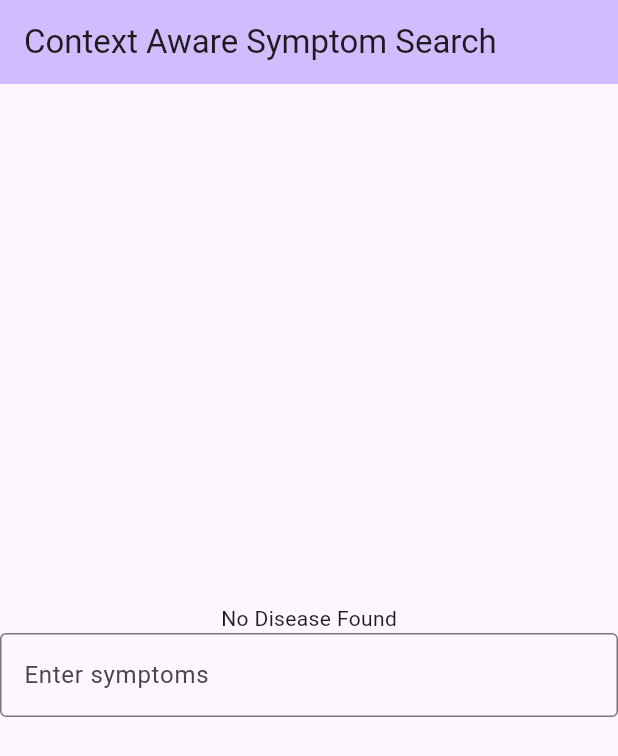
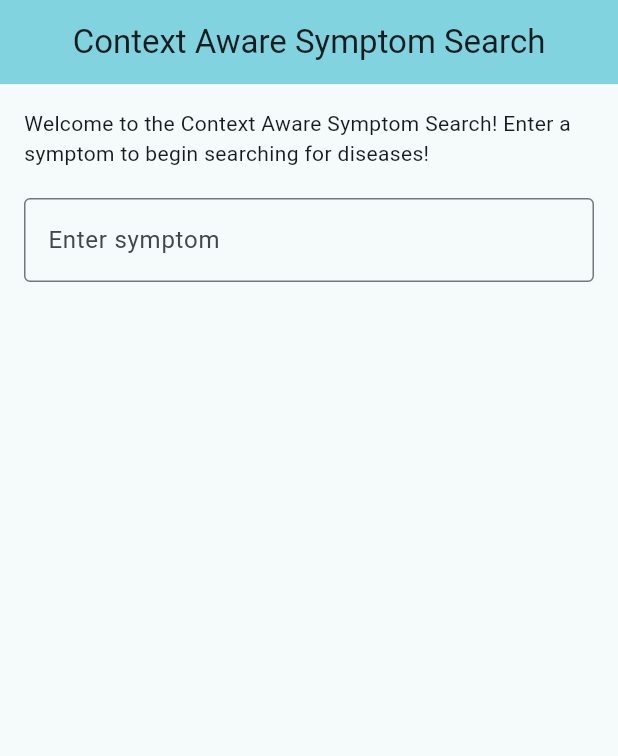
Before and after one commit to auriyoyo/cs-125-Context-Aware-Symptom-Search, a Flutter app: the screen it shows after launch, on a phone screen of 412 x 824 dp. Shown: the top 756 px of the screen. Run offline on Flutter 3.47's test engine with Material 3 defaults, Android fonts, the phone set to English and light mode, and no system bars.

Commit message:
updated how inputs are entered

```diff
--- a/services/flutter_app/lib/main.dart
+++ b/services/flutter_app/lib/main.dart
@@ -15,21 +15,7 @@ class MyApp extends StatelessWidget {
     return MaterialApp(
       title: 'Context Aware Symptom Search',
       theme: ThemeData(
-        // This is the theme of your application.
-        //
-        // TRY THIS: Try running your application with "flutter run". You'll see
-        // the application has a purple toolbar. Then, without quitting the app,
-        // try changing the seedColor in the colorScheme below to Colors.green
-        // and then invoke "hot reload" (save your changes or press the "hot
-        // reload" button in a Flutter-supported IDE, or press "r" if you used
-        // the command line to start the app).
-        // Notice that the counter didn't reset back to zero; the application
-        // state is not lost during the reload. To reset the state, use hot
-        // restart instead.
-        //
-        // This works for code too, not just values: Most code changes can be
-        // tested with just a hot reload.
-        colorScheme: .fromSeed(seedColor: Colors.deepPurple),
+        colorScheme: .fromSeed(seedColor: const Color.fromARGB(255, 58, 169, 183)),
       ),
       home: const MyHomePage(title: 'Context Aware Symptom Search'),
     );
@@ -38,16 +24,6 @@ class MyApp extends StatelessWidget {
 
 class MyHomePage extends StatefulWidget {
   const MyHomePage({super.key, required this.title});
-
-  // This widget is the home page of your application. It is stateful, meaning
-  // that it has a State object (defined below) that contains fields that affect
-  // how it looks.
-
-  // This class is the configuration for the state. It holds the values (in this
-  // case the title) provided by the parent (in this case the App widget) and
-  // used by the build method of the State. Fields in a Widget subclass are
-  // always marked "final".
-
   final String title;
 
   @override
@@ -55,28 +31,20 @@ class MyHomePage extends StatefulWidget {
 }
 
 class _MyHomePageState extends State<MyHomePage> {
-  //int _counter = 0;
-  String _disease = "No Disease Found";
+  String _disease = "Welcome to the Context Aware Symptom Search! Enter a symptom to begin searching for diseases!";
+  final List<TextEditingController> _controllers = [];
+  final List<bool> _isEditable = [];
 
-  /*void _incrementCounter() {
-    setState(() {
-      // This call to setState tells the Flutter framework that something has
-      // changed in this State, which causes it to rerun the build method below
-      // so that the display can reflect the updated values. If we changed
-      // _counter without calling setState(), then the build method would not be
-      // called again, and so nothing would appear to happen.
-      _counter++;
-    });
-  }*/
-
+  //Search
   Future<void> fetchDisease(String query) async {
-    final structure = "http://localhost:8080/search?symptoms=";
+    final structure = "http://localhost:8080/search?user=thomas&symptoms=";
     final url = Uri.parse(structure + query);
     final response = await http.get(url);
 
     setState(() {
       if (response.statusCode == 200) {
         final data = jsonDecode(response.body);
+
         _disease = data.toString();
       } else {
         _disease = 'Request failed with status: ${response.statusCode}';
@@ -85,66 +53,89 @@ class _MyHomePageState extends State<MyHomePage> {
   }
 
   @override
+  void initState() {
+    super.initState();
+    _addNewField(); // Start with one field
+  }
+
+  void _addNewField() {
+    _controllers.add(TextEditingController());
+    _isEditable.add(true);
+  }
+
+  void _query() {
+    String query = _controllers
+      .map((c) => c.text.trim())
+      .where((text) => text.isNotEmpty)
+      .join(',');
+    fetchDisease(query);
+  }
+
+  @override
+  void dispose() {
+    for (var controller in _controllers) {
+      controller.dispose();
+    }
+    super.dispose();
+  }
+
+  @override
   Widget build(BuildContext context) {
-    // This method is rerun every time setState is called, for instance as done
-    // by the _incrementCounter method above.
-    //
-    // The Flutter framework has been optimized to make rerunning build methods
-    // fast, so that you can just rebuild anything that needs updating rather
-    // than having to individually change instances of widgets.
+    // This method is rerun every time setState is called
     return Scaffold(
       appBar: AppBar(
-        // TRY THIS: Try changing the color here to a specific color (to
-        // Colors.amber, perhaps?) and trigger a hot reload to see the AppBar
-        // change color while the other colors stay the same.
         backgroundColor: Theme.of(context).colorScheme.inversePrimary,
-        // Here we take the value from the MyHomePage object that was created by
-        // the App.build method, and use it to set our appbar title.
         title: Text(widget.title),
+        centerTitle: true,
       ),
-      body: Center(
-        // Center is a layout widget. It takes a single child and positions it
-        // in the middle of the parent.
-        child: Column(
-          // Column is also a layout widget. It takes a list of children and
-          // arranges them vertically. By default, it sizes itself to fit its
-          // children horizontally, and tries to be as tall as its parent.
-          //
-          // Column has various properties to control how it sizes itself and
-          // how it positions its children. Here we use mainAxisAlignment to
-          // center the children vertically; the main axis here is the vertical
-          // axis because Columns are vertical (the cross axis would be
-          // horizontal).
-          //
-          // TRY THIS: Invoke "debug painting" (choose the "Toggle Debug Paint"
-          // action in the IDE, or press "p" in the console), to see the
-          // wireframe for each widget.
-          mainAxisAlignment: .center,
+      body: ListView(
+        padding: const EdgeInsets.all(16),
         children: [
-            /*const Text('You have pushed the button this many times:'),
-            Text(
-              '$_counter',
-              style: Theme.of(context).textTheme.headlineMedium,
-            ),*/
           Text(_disease),
-            TextField(
-              onSubmitted: (String value) {
-                String query = value.trim().replaceAll(',', ' ').replaceAll(RegExp(r'\s+'), ',');
-                fetchDisease(query);
+          const SizedBox(height: 20),
+
+          ...List.generate(_controllers.length, (index) {
+            return Padding(
+              padding: const EdgeInsets.only(bottom: 12),
+              child: Row(
+                children: [
+                  Expanded(
+                    child: TextField(
+                      controller: _controllers[index],
+                      readOnly: !_isEditable[index],
+                      onSubmitted: (value) {
+                        _query();
+                        setState(() {
+                          _isEditable[index] = false;
+                          _addNewField();
+                        });
                       },
-              decoration: InputDecoration(
+                      decoration: const InputDecoration(
                         border: OutlineInputBorder(),
-                hintText: 'Enter symptoms',
+                        hintText: 'Enter symptom',
                       ),
+                    ),
+                  ),
+
+                  if (!_isEditable[index])
+                    IconButton(
+                      icon: const Icon(Icons.close, color: Colors.red),
+                      onPressed: () {
+                        setState(() {
+                          _controllers[index].dispose();
+                          _controllers.removeAt(index);
+                          _isEditable.removeAt(index);
+                        });
+                        _query();
+                      },
                     ),
                 ],
               ),
+            );
+          }),
+        ],
       ),
-      /*floatingActionButton: FloatingActionButton(
-        onPressed: _incrementCounter,
-        tooltip: 'Increment',
-        child: const Icon(Icons.add),
-      ),*/
     );
+
   }
 }
```
Also changed, not shown: 1 other file. Lines whose indentation alone changed are shown as unchanged.
